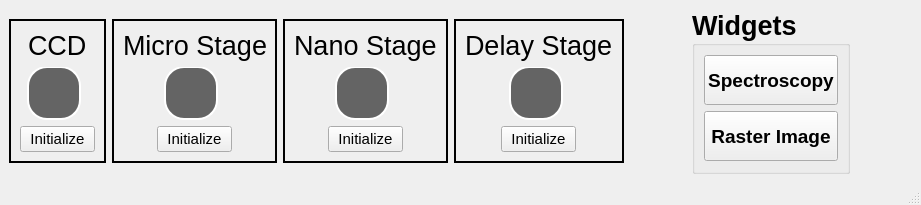
This is qt_designer/qt_bcars2_main.ui in usnistgov/bcars_microscope as Qt 5 draws it before an edit. The edited form follows.
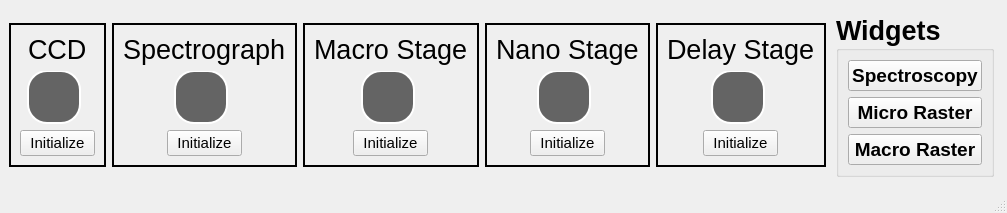
This is the edited form.

The edit to the form file:
```diff
--- a/qt_designer/qt_bcars2_main.ui
+++ b/qt_designer/qt_bcars2_main.ui
@@ -6,16 +6,16 @@
    <rect>
     <x>0</x>
     <y>0</y>
-    <width>921</width>
-    <height>205</height>
+    <width>1007</width>
+    <height>213</height>
    </rect>
   </property>
   <property name="windowTitle">
    <string>MainWindow</string>
   </property>
   <widget class="QWidget" name="centralwidget">
-   <layout class="QHBoxLayout" name="horizontalLayout">
-    <item>
+   <layout class="QGridLayout" name="gridLayout_2">
+    <item row="0" column="0">
      <widget class="QFrame" name="frame">
       <property name="maximumSize">
        <size>
@@ -99,11 +99,95 @@
       </layout>
      </widget>
     </item>
-    <item>
+    <item row="0" column="1">
+     <widget class="QFrame" name="frame_5">
+      <property name="maximumSize">
+       <size>
+        <width>185</width>
+        <height>144</height>
+       </size>
+      </property>
+      <property name="frameShape">
+       <enum>QFrame::Panel</enum>
+      </property>
+      <property name="frameShadow">
+       <enum>QFrame::Plain</enum>
+      </property>
+      <property name="lineWidth">
+       <number>2</number>
+      </property>
+      <layout class="QVBoxLayout" name="verticalLayout_5">
+       <item alignment="Qt::AlignHCenter">
+        <widget class="QLabel" name="label_5">
+         <property name="font">
+          <font>
+           <family>Arial</family>
+           <pointsize>20</pointsize>
+          </font>
+         </property>
+         <property name="text">
+          <string>Spectrograph</string>
+         </property>
+        </widget>
+       </item>
+       <item alignment="Qt::AlignHCenter">
+        <widget class="QRadioButton" name="radioButtonSpectrograph">
+         <property name="enabled">
+          <bool>false</bool>
+         </property>
+         <property name="styleSheet">
+          <string notr="true">QRadioButton { color: white}
+QRadioButton::indicator { width: 50; height: 50; border-radius: 20px}
+QRadioButton::indicator:checked {background-color: rgb(85, 255, 0); border: 2px solid white}
+QRadioButton::indicator:unchecked {background-color: rgb(100,100,100); border: 2px solid white}</string>
+         </property>
+         <property name="text">
+          <string/>
+         </property>
+         <property name="checkable">
+          <bool>true</bool>
+         </property>
+         <property name="checked">
+          <bool>false</bool>
+         </property>
+         <property name="autoExclusive">
+          <bool>false</bool>
+         </property>
+        </widget>
+       </item>
+       <item alignment="Qt::AlignHCenter">
+        <widget class="QPushButton" name="pushButtonInitSpectrograph">
+         <property name="minimumSize">
+          <size>
+           <width>75</width>
+           <height>0</height>
+          </size>
+         </property>
+         <property name="maximumSize">
+          <size>
+           <width>75</width>
+           <height>16777215</height>
+          </size>
+         </property>
+         <property name="font">
+          <font>
+           <family>Arial</family>
+           <pointsize>11</pointsize>
+          </font>
+         </property>
+         <property name="text">
+          <string>Initialize</string>
+         </property>
+        </widget>
+       </item>
+      </layout>
+     </widget>
+    </item>
+    <item row="0" column="2">
      <widget class="QFrame" name="frame_4">
       <property name="maximumSize">
        <size>
-        <width>165</width>
+        <width>185</width>
         <height>144</height>
        </size>
       </property>
@@ -126,7 +210,7 @@
           </font>
          </property>
          <property name="text">
-          <string>Micro Stage</string>
+          <string>Macro Stage</string>
          </property>
         </widget>
        </item>
@@ -183,7 +267,7 @@
       </layout>
      </widget>
     </item>
-    <item>
+    <item row="0" column="3">
      <widget class="QFrame" name="frame_2">
       <property name="maximumSize">
        <size>
@@ -267,7 +351,7 @@
       </layout>
      </widget>
     </item>
-    <item>
+    <item row="0" column="4">
      <widget class="QFrame" name="frame_3">
       <property name="maximumSize">
        <size>
@@ -351,7 +435,7 @@
       </layout>
      </widget>
     </item>
-    <item>
+    <item row="0" column="5">
      <spacer name="horizontalSpacer">
       <property name="orientation">
        <enum>Qt::Horizontal</enum>
@@ -364,7 +448,7 @@
       </property>
      </spacer>
     </item>
-    <item>
+    <item row="0" column="6">
      <widget class="QGroupBox" name="groupBox">
       <property name="font">
        <font>
@@ -419,14 +503,35 @@
           </font>
          </property>
          <property name="text">
-          <string>Raster Image</string>
+          <string>Micro Raster</string>
+         </property>
+        </widget>
+       </item>
+       <item row="2" column="0">
+        <widget class="QPushButton" name="pushButtonWinRaster_2">
+         <property name="maximumSize">
+          <size>
+           <width>134</width>
+           <height>50</height>
+          </size>
+         </property>
+         <property name="font">
+          <font>
+           <family>Arial</family>
+           <pointsize>14</pointsize>
+           <weight>75</weight>
+           <bold>true</bold>
+          </font>
+         </property>
+         <property name="text">
+          <string>Macro Raster</string>
          </property>
         </widget>
        </item>
       </layout>
      </widget>
     </item>
-    <item>
+    <item row="0" column="7">
      <spacer name="horizontalSpacer_2">
       <property name="orientation">
        <enum>Qt::Horizontal</enum>
```
Left out of the diff: 2 changed lines with no effect on the pictures.
